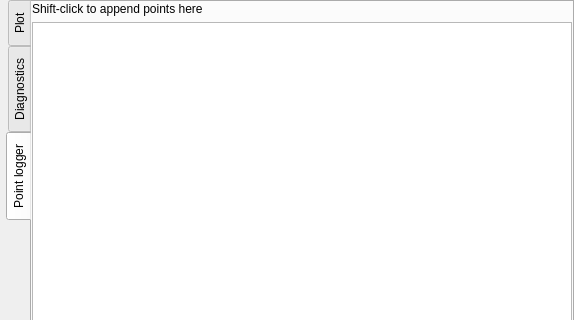
SmileiPIC/Smilei, file scripts/TPUPMC/smileiQtPlot.ui: the form before one commit; both pictures show x 0 to 574 and y 0 to 320 of the 574 by 570 pixel window.
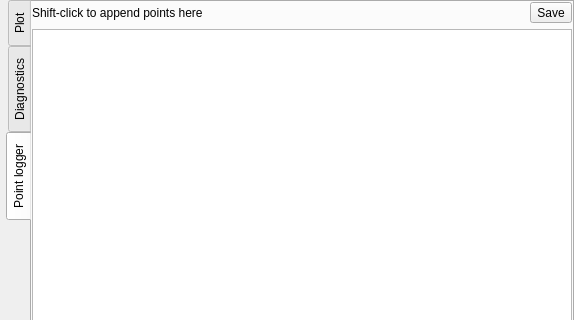
The form after the commit. The open tabs and pages were chosen to show the change.

Commit message: TPUPMC gui: struggling with log (not finshed)

```diff
--- a/scripts/TPUPMC/smileiQtPlot.ui
+++ b/scripts/TPUPMC/smileiQtPlot.ui
@@ -233,9 +233,6 @@
        <property name="margin">
         <number>0</number>
        </property>
-       <item row="1" column="0">
-        <widget class="QPlainTextEdit" name="logger"/>
-       </item>
        <item row="0" column="0">
         <widget class="QLabel" name="label">
          <property name="text">
@@ -243,6 +240,16 @@
          </property>
         </widget>
        </item>
+       <item row="0" column="1">
+        <widget class="QToolButton" name="savePoints">
+         <property name="text">
+          <string>Save</string>
+         </property>
+        </widget>
+       </item>
+       <item row="1" column="0" colspan="2">
+        <widget class="QPlainTextEdit" name="logger"/>
+       </item>
       </layout>
      </widget>
     </widget>
```
Left out of the diff: 9 changed lines with no effect on the pictures. The commit also changes 2 other files.
